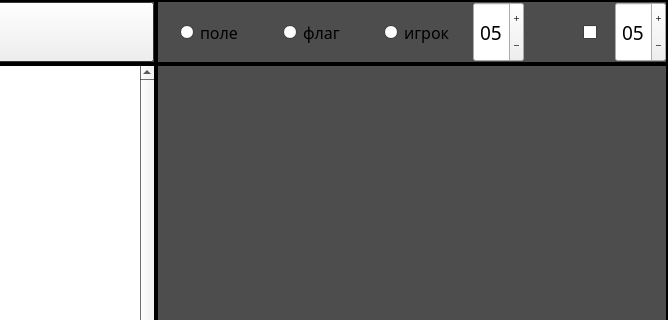
First picture: the form in source/form/creator/creator_window.ui, repository Yugasiom/Draftsman, before the edit; both pictures show x 356 to 1024 and y 0 to 320 of the 1024 by 640 pixel window.
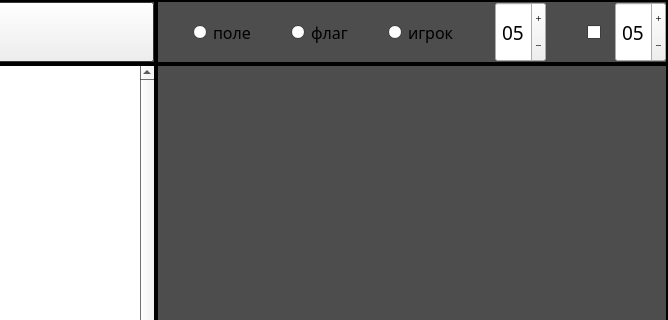
Second picture: the form after the edit. Icons and pictures are not drawn. Custom widgets are drawn as their Qt base class.

What changed in the file:
```diff
--- a/source/form/creator/creator_window.ui
+++ b/source/form/creator/creator_window.ui
@@ -21,8 +21,8 @@
   </property>
   <property name="minimumSize">
    <size>
-    <width>1024</width>
-    <height>640</height>
+    <width>800</width>
+    <height>500</height>
    </size>
   </property>
   <property name="maximumSize">
@@ -137,8 +137,8 @@
    </property>
    <property name="minimumSize">
     <size>
-     <width>1024</width>
-     <height>640</height>
+     <width>800</width>
+     <height>500</height>
     </size>
    </property>
    <property name="maximumSize">
@@ -689,7 +689,7 @@
             <enum>Qt::Orientation::Horizontal</enum>
            </property>
            <property name="sizeType">
-            <enum>QSizePolicy::Policy::Fixed</enum>
+            <enum>QSizePolicy::Policy::MinimumExpanding</enum>
            </property>
            <property name="sizeHint" stdset="0">
             <size>
@@ -752,8 +752,8 @@
            </property>
            <property name="iconSize">
             <size>
-             <width>32</width>
-             <height>32</height>
+             <width>22</width>
+             <height>22</height>
             </size>
            </property>
            <property name="shortcut">
@@ -849,8 +849,8 @@
            </property>
            <property name="iconSize">
             <size>
-             <width>32</width>
-             <height>32</height>
+             <width>22</width>
+             <height>22</height>
             </size>
            </property>
            <property name="shortcut">
@@ -914,8 +914,8 @@
            </property>
            <property name="iconSize">
             <size>
-             <width>32</width>
-             <height>32</height>
+             <width>22</width>
+             <height>22</height>
             </size>
            </property>
            <property name="shortcut">
@@ -929,39 +929,7 @@
            </property>
           </widget>
          </item>
-         <item row="0" column="10">
-          <spacer name="HS4">
-           <property name="orientation">
-            <enum>Qt::Orientation::Horizontal</enum>
-           </property>
-           <property name="sizeType">
-            <enum>QSizePolicy::Policy::Fixed</enum>
-           </property>
-           <property name="sizeHint" stdset="0">
-            <size>
-             <width>18</width>
-             <height>0</height>
-            </size>
-           </property>
-          </spacer>
-         </item>
-         <item row="0" column="0">
-          <spacer name="HS">
-           <property name="orientation">
-            <enum>Qt::Orientation::Horizontal</enum>
-           </property>
-           <property name="sizeType">
-            <enum>QSizePolicy::Policy::Fixed</enum>
-           </property>
-           <property name="sizeHint" stdset="0">
-            <size>
-             <width>22</width>
-             <height>0</height>
-            </size>
-           </property>
-          </spacer>
-         </item>
-         <item row="0" column="8">
+         <item row="0" column="9">
           <spacer name="HS3">
            <property name="orientation">
             <enum>Qt::Orientation::Horizontal</enum>
@@ -971,7 +939,23 @@
            </property>
            <property name="sizeHint" stdset="0">
             <size>
-             <width>13</width>
+             <width>14</width>
+             <height>0</height>
+            </size>
+           </property>
+          </spacer>
+         </item>
+         <item row="0" column="0">
+          <spacer name="HS">
+           <property name="orientation">
+            <enum>Qt::Orientation::Horizontal</enum>
+           </property>
+           <property name="sizeType">
+            <enum>QSizePolicy::Policy::MinimumExpanding</enum>
+           </property>
+           <property name="sizeHint" stdset="0">
+            <size>
+             <width>22</width>
              <height>0</height>
             </size>
            </property>
@@ -1080,23 +1064,23 @@
            </property>
           </widget>
          </item>
-         <item row="0" column="9">
+         <item row="0" column="8">
           <widget class="RPTECheckBox" name="Secured">
            <property name="sizePolicy">
-            <sizepolicy hsizetype="Minimum" vsizetype="Expanding">
+            <sizepolicy hsizetype="Fixed" vsizetype="Expanding">
              <horstretch>0</horstretch>
              <verstretch>0</verstretch>
             </sizepolicy>
            </property>
            <property name="minimumSize">
             <size>
-             <width>60</width>
+             <width>55</width>
              <height>20</height>
             </size>
            </property>
            <property name="maximumSize">
             <size>
-             <width>120</width>
+             <width>55</width>
              <height>60</height>
             </size>
            </property>
@@ -1136,8 +1120,8 @@
            </property>
            <property name="iconSize">
             <size>
-             <width>32</width>
-             <height>32</height>
+             <width>22</width>
+             <height>22</height>
             </size>
            </property>
            <property name="shortcut">
```
Left out of the diff: 2 changed lines with no effect on the pictures.
